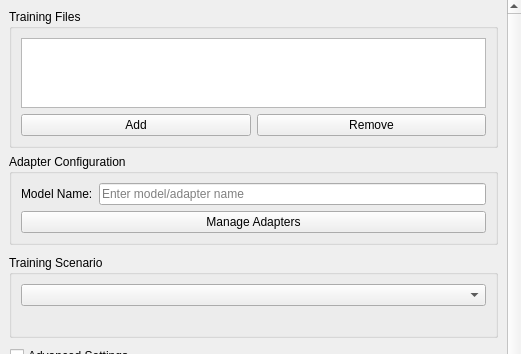
First picture: the form in src/airunner/components/home_stage/gui/widgets/templates/training_widget.ui, repository Capsize-Games/airunner, before the edit; both pictures show x 0 to 521 and y 0 to 354 of the 521 by 612 pixel window.
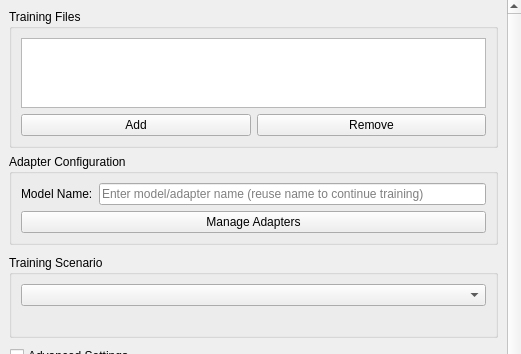
Second picture: the form after the edit. Custom widgets are drawn as their Qt base class.

Patch:
```diff
--- a/src/airunner/components/home_stage/gui/widgets/templates/training_widget.ui
+++ b/src/airunner/components/home_stage/gui/widgets/templates/training_widget.ui
@@ -108,7 +108,7 @@
                <item>
                 <widget class="QLineEdit" name="model_name_input">
                  <property name="placeholderText">
-                  <string>Enter model/adapter name</string>
+                  <string>Enter model/adapter name (reuse name to continue training)</string>
                  </property>
                 </widget>
                </item>
```
